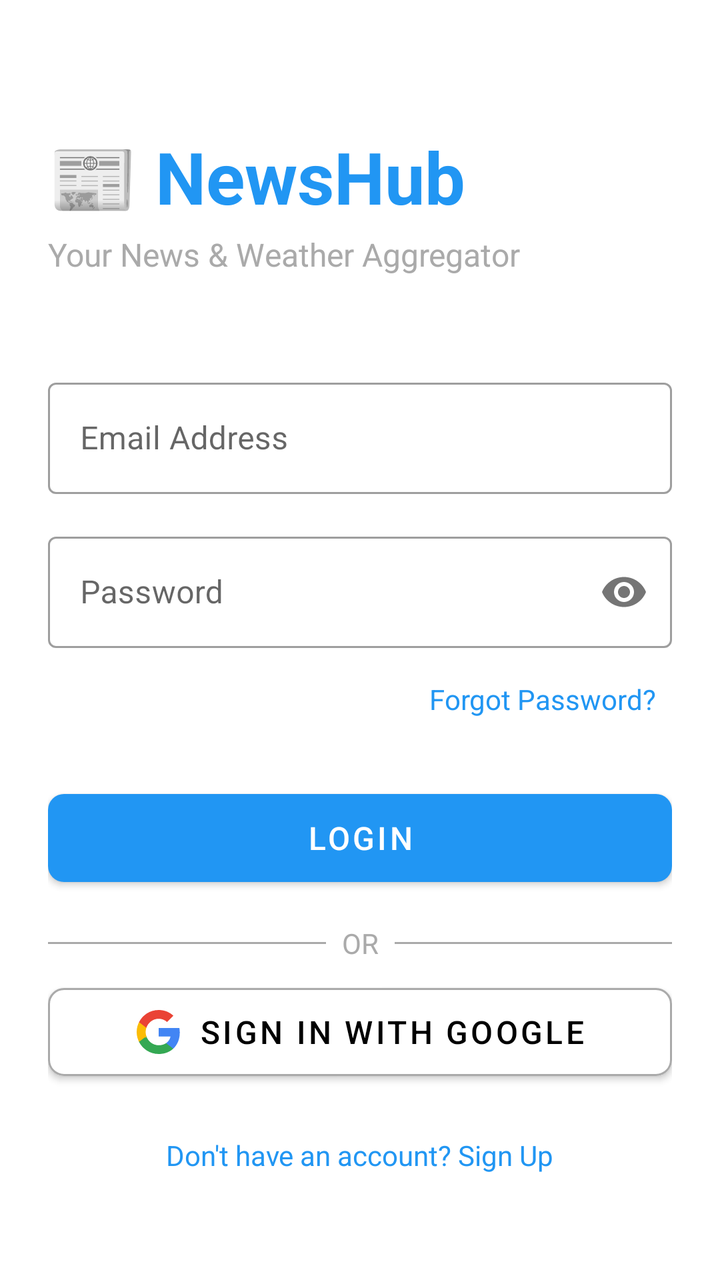
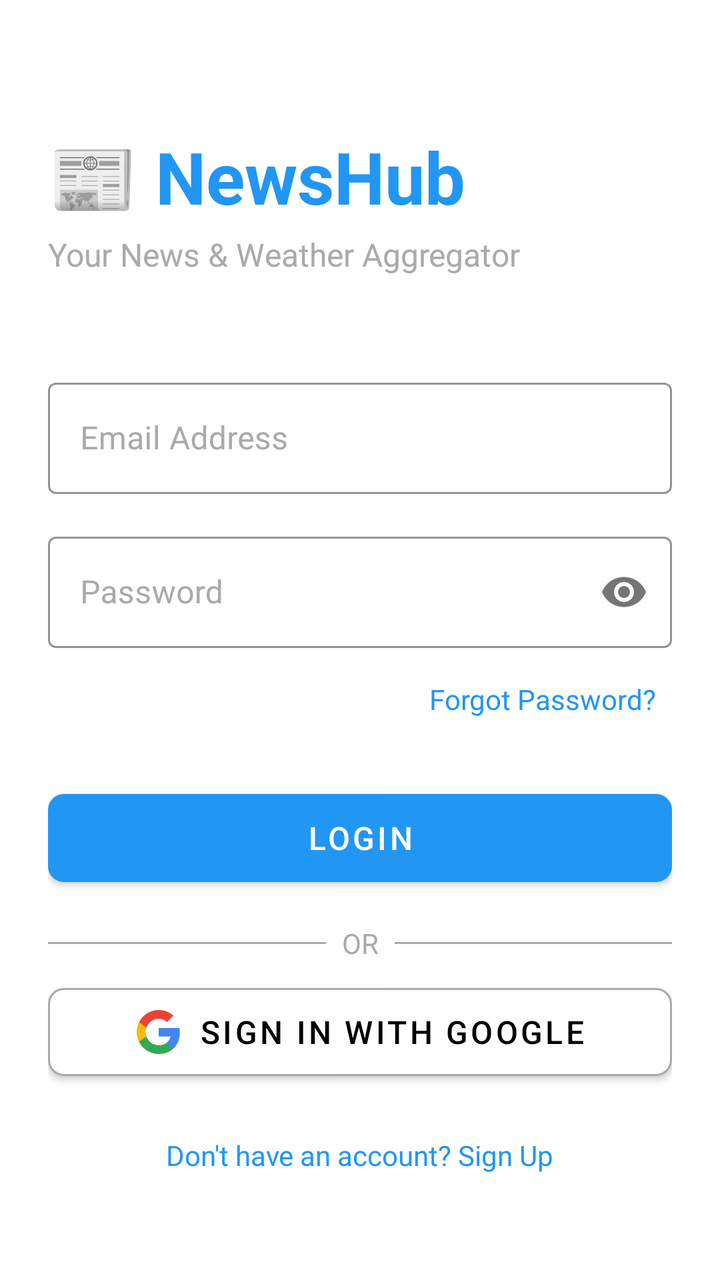

The first picture is an Android layout as it rendered before a commit; the second is the same layout after the commit. The layout source and the unified diff follow.
<!-- AndroidManifest.xml: application theme Theme.NewsHub -->
<!-- res/layout/fragment_login.xml -->
<?xml version="1.0" encoding="utf-8"?>
<ScrollView xmlns:android="http://schemas.android.com/apk/res/android"
    xmlns:app="http://schemas.android.com/apk/res-auto"
    xmlns:tools="http://schemas.android.com/tools"
    android:layout_width="match_parent"
    android:layout_height="match_parent"
    android:fillViewport="true"
    android:background="@color/white">

    <androidx.constraintlayout.widget.ConstraintLayout
        android:layout_width="match_parent"
        android:layout_height="wrap_content"
        android:padding="24dp">

        
        <TextView
            android:id="@+id/tvAppTitle"
            android:layout_width="wrap_content"
            android:layout_height="wrap_content"
            android:text="📰 NewsHub"
            android:textSize="36sp"
            android:textStyle="bold"
            android:textColor="@color/primary"
            app:layout_constraintTop_toTopOf="parent"
            app:layout_constraintStart_toStartOf="parent"
            android:layout_marginTop="40dp"/>

        <TextView
            android:id="@+id/tvSubtitle"
            android:layout_width="wrap_content"
            android:layout_height="wrap_content"
            android:text="Your News &amp; Weather Aggregator"
            android:textSize="16sp"
            android:textColor="@android:color/darker_gray"
            app:layout_constraintTop_toBottomOf="@+id/tvAppTitle"
            app:layout_constraintStart_toStartOf="@+id/tvAppTitle"
            android:layout_marginTop="4dp"/>

        
        <com.google.android.material.textfield.TextInputLayout
            android:id="@+id/tilEmail"
            android:layout_width="match_parent"
            android:layout_height="wrap_content"
            android:layout_marginTop="48dp"
            app:layout_constraintTop_toBottomOf="@+id/tvSubtitle"
            style="@style/Widget.MaterialComponents.TextInputLayout.OutlinedBox">

            <com.google.android.material.textfield.TextInputEditText
                android:id="@+id/etEmail"
                android:layout_width="match_parent"
                android:layout_height="wrap_content"
                android:hint="Email Address"
                android:inputType="textEmailAddress"
                android:maxLines="1"/>
        </com.google.android.material.textfield.TextInputLayout>

        
        <com.google.android.material.textfield.TextInputLayout
            android:id="@+id/tilPassword"
            android:layout_width="match_parent"
            android:layout_height="wrap_content"
            android:layout_marginTop="16dp"
            app:passwordToggleEnabled="true"
            app:layout_constraintTop_toBottomOf="@+id/tilEmail"
            style="@style/Widget.MaterialComponents.TextInputLayout.OutlinedBox">

            <com.google.android.material.textfield.TextInputEditText
                android:id="@+id/etPassword"
                android:layout_width="match_parent"
                android:layout_height="wrap_content"
                android:hint="Password"
                android:inputType="textPassword"
                android:maxLines="1"/>
        </com.google.android.material.textfield.TextInputLayout>

        
        <TextView
            android:id="@+id/tvForgotPassword"
            android:layout_width="wrap_content"
            android:layout_height="wrap_content"
            android:text="Forgot Password?"
            android:textSize="14sp"
            android:textColor="@color/primary"
            android:padding="8dp"
            app:layout_constraintTop_toBottomOf="@+id/tilPassword"
            app:layout_constraintEnd_toEndOf="parent"
            android:layout_marginTop="8dp"/>

        
        <com.google.android.material.button.MaterialButton
            android:id="@+id/btnLogin"
            android:layout_width="match_parent"
            android:layout_height="56dp"
            android:layout_marginTop="24dp"
            android:text="Login"
            android:textSize="16sp"
            app:cornerRadius="8dp"
            android:textColor="@color/white"
            app:layout_constraintTop_toBottomOf="@+id/tvForgotPassword"/>

        
        <View
            android:id="@+id/viewDivider"
            android:layout_width="match_parent"
            android:layout_height="1dp"
            android:layout_marginTop="24dp"
            android:background="@android:color/darker_gray"
            app:layout_constraintTop_toBottomOf="@+id/btnLogin"/>

        <TextView
            android:id="@+id/tvOr"
            android:layout_width="wrap_content"
            android:layout_height="wrap_content"
            android:text="OR"
            android:textSize="14sp"
            android:textColor="@android:color/darker_gray"
            android:background="@color/white"
            android:paddingStart="8dp"
            android:paddingEnd="8dp"
            app:layout_constraintTop_toTopOf="@+id/viewDivider"
            app:layout_constraintBottom_toBottomOf="@+id/viewDivider"
            app:layout_constraintStart_toStartOf="parent"
            app:layout_constraintEnd_toEndOf="parent"/>

        
        <com.google.android.material.button.MaterialButton
            android:id="@+id/btnGoogleSignIn"
            android:layout_width="match_parent"
            android:layout_height="56dp"
            android:layout_marginTop="16dp"
            android:text="Sign in with Google"
            android:textSize="16sp"
            app:icon="@drawable/ic_google"
            app:iconGravity="textStart"
            app:iconTint="@null"
            android:backgroundTint="@android:color/white"
            android:textColor="@android:color/black"
            app:strokeColor="@android:color/darker_gray"
            app:strokeWidth="1dp"
            app:cornerRadius="8dp"
            app:layout_constraintTop_toBottomOf="@+id/viewDivider"/>

        
        <TextView
            android:id="@+id/tvRegisterLink"
            android:layout_width="wrap_content"
            android:layout_height="wrap_content"
            android:layout_marginTop="24dp"
            android:text="Don't have an account? Sign Up"
            android:textSize="14sp"
            android:textColor="@color/primary"
            app:layout_constraintTop_toBottomOf="@+id/btnGoogleSignIn"
            app:layout_constraintStart_toStartOf="parent"
            app:layout_constraintEnd_toEndOf="parent"/>

        
        <ProgressBar
            android:id="@+id/progressBar"
            android:layout_width="48dp"
            android:layout_height="48dp"
            android:visibility="gone"
            app:layout_constraintTop_toTopOf="parent"
            app:layout_constraintBottom_toBottomOf="parent"
            app:layout_constraintStart_toStartOf="parent"
            app:layout_constraintEnd_toEndOf="parent"/>

    </androidx.constraintlayout.widget.ConstraintLayout>
</ScrollView>
<!-- resources referenced by this layout -->
<resources>
  <color name="primary">#2196F3</color>
  <color name="white">#FFFFFFFF</color>
  <!-- drawable ic_google (drawable) -->
  <vector xmlns:android="http://schemas.android.com/apk/res/android"
      android:width="24dp"
      android:height="24dp"
      android:viewportWidth="24"
      android:viewportHeight="24">
      <path
          android:pathData="M22.56,12.25c0,-0.78 -0.07,-1.53 -0.2,-2.25H12v4.26h5.92c-0.26,1.37 -1.04,2.53 -2.21,3.31v2.77h3.57c2.08,-1.92 3.28,-4.74 3.28,-8.09z"
          android:fillColor="#4285F4"/>
      <path
          android:pathData="M12,23c2.97,0 5.46,-0.98 7.28,-2.66l-3.57,-2.77c-0.98,0.66 -2.23,1.06 -3.71,1.06 -2.86,0 -5.29,-1.93 -6.16,-4.53H2.18v2.84C3.99,20.53 7.7,23 12,23z"
          android:fillColor="#34A853"/>
      <path
          android:pathData="M5.84,14.09c-0.22,-0.66 -0.35,-1.36 -0.35,-2.09s0.13,-1.43 0.35,-2.09V7.07H2.18C1.43,8.55 1,10.22 1,12s0.43,3.45 1.18,4.93l2.85,-2.22h0.81z"
          android:fillColor="#FBBC05"/>
      <path
          android:pathData="M12,5.38c1.62,0 3.06,0.56 4.21,1.64l3.15,-3.15C17.45,2.09 14.97,1 12,1 7.7,1 3.99,3.47 2.18,7.07l3.66,2.84c0.87,-2.6 3.3,-4.53 6.16,-4.53z"
          android:fillColor="#EA4335"/>
  </vector>
  <style name="Theme.NewsHub" parent="Theme.MaterialComponents.DayNight.NoActionBar">
          
          <item name="colorPrimary">@color/primary</item>
          <item name="colorPrimaryVariant">@color/primary_dark</item>
          <item name="colorOnPrimary">@color/white</item>
          
          <item name="colorSecondary">@color/teal_200</item>
          <item name="colorSecondaryVariant">@color/teal_700</item>
          <item name="colorOnSecondary">@color/black</item>
          
          <item name="android:statusBarColor">?attr/colorPrimaryVariant</item>
      </style>
  <color name="primary_dark">#1976D2</color>
  <color name="teal_200">#FF03DAC5</color>
  <color name="teal_700">#FF018786</color>
  <color name="black">#FF000000</color>
</resources>

<!-- the commit's change to res/layout/fragment_login.xml (unified diff, before → after) -->
@@ -5,11 +5,12 @@
     android:layout_width="match_parent"
     android:layout_height="match_parent"
     android:fillViewport="true"
-    android:background="@color/white">
+    android:background="@android:color/white">
 
     <androidx.constraintlayout.widget.ConstraintLayout
         android:layout_width="match_parent"
         android:layout_height="wrap_content"
+        android:background="@android:color/white"
         android:padding="24dp">
 
         
@@ -42,6 +43,9 @@
             android:layout_width="match_parent"
             android:layout_height="wrap_content"
             android:layout_marginTop="48dp"
+            android:textColorHint="@android:color/darker_gray"
+            app:boxStrokeColor="@color/primary"
+            app:hintTextColor="@color/primary"
             app:layout_constraintTop_toBottomOf="@+id/tvSubtitle"
             style="@style/Widget.MaterialComponents.TextInputLayout.OutlinedBox">
 
@@ -49,6 +53,7 @@
                 android:id="@+id/etEmail"
                 android:layout_width="match_parent"
                 android:layout_height="wrap_content"
+                android:textColor="@android:color/black"
                 android:hint="Email Address"
                 android:inputType="textEmailAddress"
                 android:maxLines="1"/>
@@ -60,6 +65,9 @@
             android:layout_width="match_parent"
             android:layout_height="wrap_content"
             android:layout_marginTop="16dp"
+            android:textColorHint="@android:color/darker_gray"
+            app:boxStrokeColor="@color/primary"
+            app:hintTextColor="@color/primary"
             app:passwordToggleEnabled="true"
             app:layout_constraintTop_toBottomOf="@+id/tilEmail"
             style="@style/Widget.MaterialComponents.TextInputLayout.OutlinedBox">
@@ -68,6 +76,7 @@
                 android:id="@+id/etPassword"
                 android:layout_width="match_parent"
                 android:layout_height="wrap_content"
+                android:textColor="@android:color/black"
                 android:hint="Password"
                 android:inputType="textPassword"
                 android:maxLines="1"/>
@@ -95,7 +104,7 @@
             android:text="Login"
             android:textSize="16sp"
             app:cornerRadius="8dp"
-            android:textColor="@color/white"
+            android:textColor="@android:color/white"
             app:layout_constraintTop_toBottomOf="@+id/tvForgotPassword"/>
 
         
@@ -114,7 +123,7 @@
             android:text="OR"
             android:textSize="14sp"
             android:textColor="@android:color/darker_gray"
-            android:background="@color/white"
+            android:background="@android:color/white"
             android:paddingStart="8dp"
             android:paddingEnd="8dp"
             app:layout_constraintTop_toTopOf="@+id/viewDivider"
@@ -151,18 +160,8 @@
             android:textColor="@color/primary"
             app:layout_constraintTop_toBottomOf="@+id/btnGoogleSignIn"
             app:layout_constraintStart_toStartOf="parent"
-            app:layout_constraintEnd_toEndOf="parent"/>
-
-        
-        <ProgressBar
-            android:id="@+id/progressBar"
-            android:layout_width="48dp"
-            android:layout_height="48dp"
-            android:visibility="gone"
-            app:layout_constraintTop_toTopOf="parent"
-            app:layout_constraintBottom_toBottomOf="parent"
-            app:layout_constraintStart_toStartOf="parent"
-            app:layout_constraintEnd_toEndOf="parent"/>
+            app:layout_constraintEnd_toEndOf="parent"
+            android:layout_marginBottom="24dp"/>
 
     </androidx.constraintlayout.widget.ConstraintLayout>
 </ScrollView>
